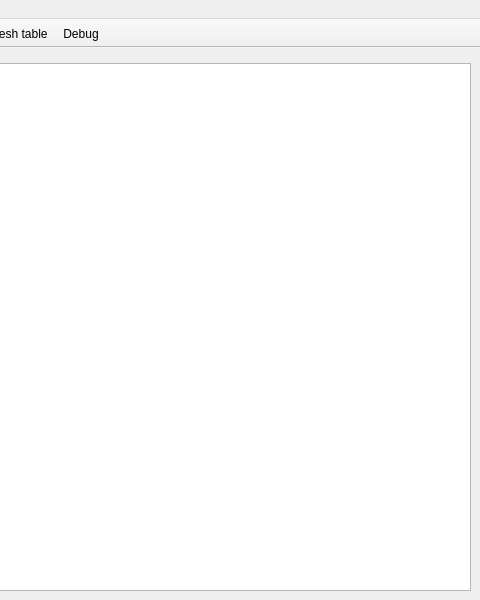
First picture: the form in amt/views/ui/mainwindow.ui, repository eg0rim/amt, before the edit; both pictures show x 320 to 800 and y 0 to 600 of the 800 by 600 pixel window.
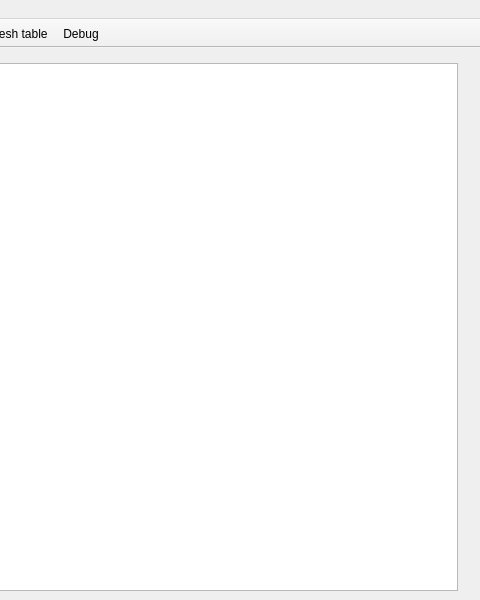
Second picture: the form after the edit. Custom widgets are drawn as their Qt base class.

Commit message: preview widget added and connected to previewer

Patch:
```diff
--- a/amt/views/ui/mainwindow.ui
+++ b/amt/views/ui/mainwindow.ui
@@ -14,11 +14,11 @@
    <string>Article Management Tool</string>
   </property>
   <widget class="QWidget" name="centralwidget">
-   <layout class="QVBoxLayout" name="verticalLayout">
-    <item>
+   <layout class="QGridLayout" name="gridLayout">
+    <item row="0" column="0">
      <widget class="AMTSearchInput" name="searchInput" native="true"/>
     </item>
-    <item>
+    <item row="1" column="0">
      <widget class="AMTTableWidget" name="tableView">
       <property name="alternatingRowColors">
        <bool>true</bool>
@@ -31,6 +31,13 @@
       </property>
      </widget>
     </item>
+    <item row="1" column="1">
+     <widget class="AMTPreviewLabel" name="previewLabel">
+      <property name="text">
+       <string/>
+      </property>
+     </widget>
+    </item>
    </layout>
   </widget>
   <widget class="QMenuBar" name="menubar">
@@ -221,6 +228,11 @@
    <header>amt/views/customWidgets/amtinputwidgets</header>
    <container>1</container>
   </customwidget>
+  <customwidget>
+   <class>AMTPreviewLabel</class>
+   <extends>QLabel</extends>
+   <header>amt/views/customWidgets/amtpreview</header>
+  </customwidget>
  </customwidgets>
  <resources/>
  <connections/>
```
The commit also changes 2 other files.
